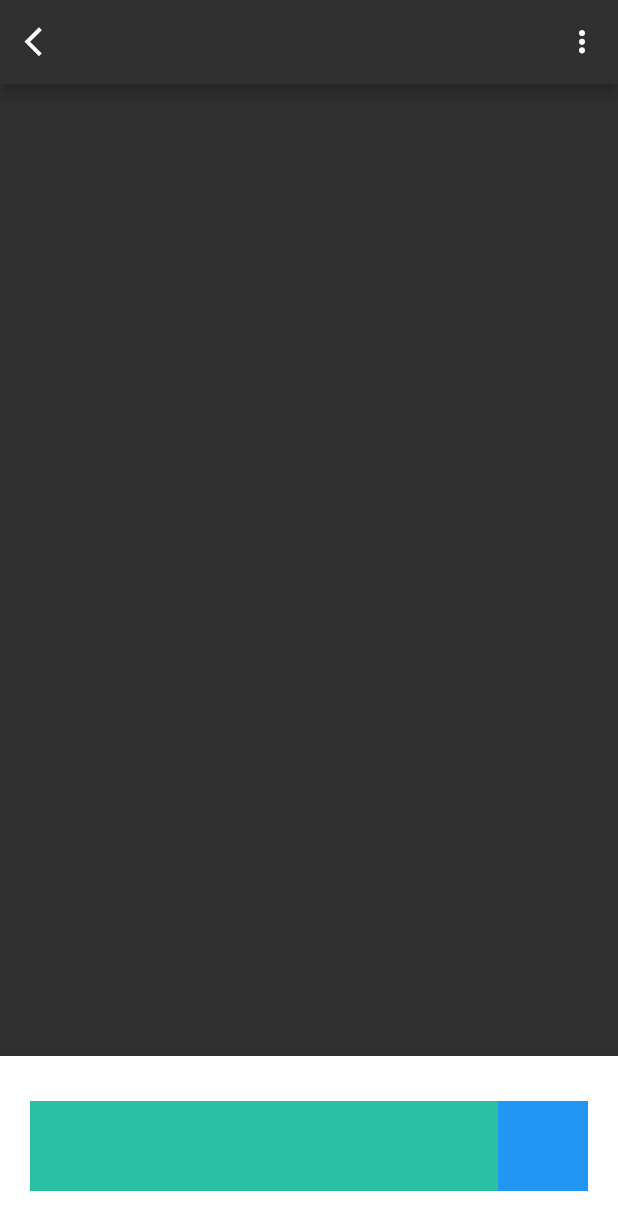
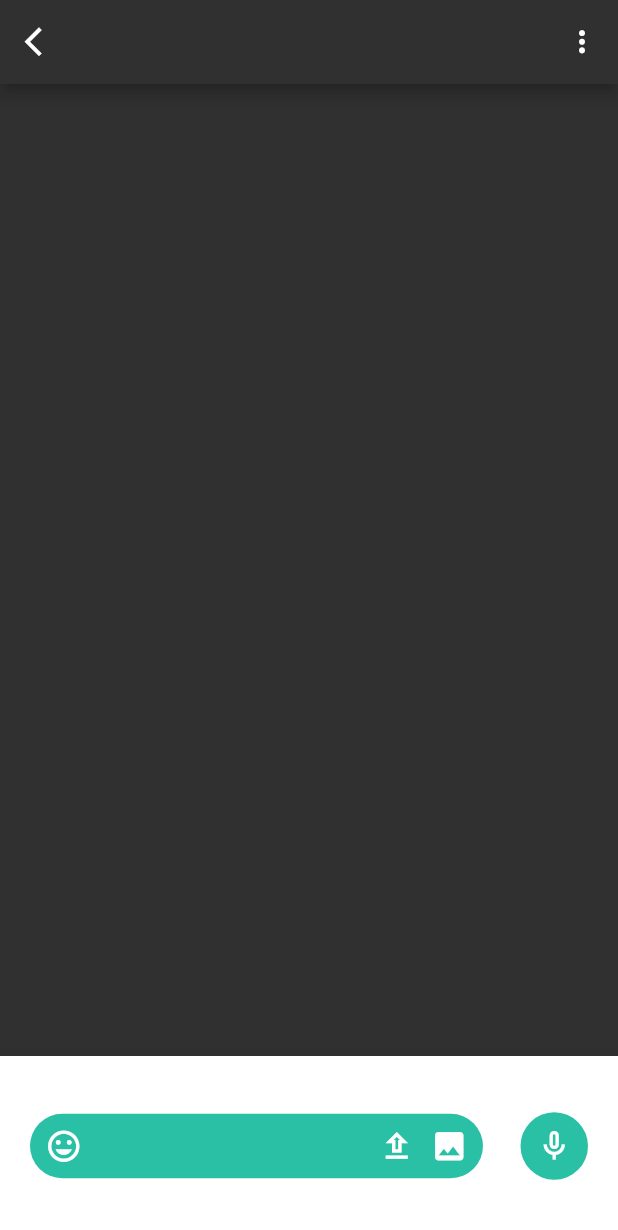
Before and after one commit to Thanos974/WhatsApp_Design, a Flutter app: the ChatPage screen opened directly, on a phone screen of 412 x 824 dp. Shown: the top 1230 px of the screen. Run offline on Flutter 3.47's test engine with Material 2 defaults, Android fonts, the phone set to English and light mode, and no system bars; our stand-ins replace google_fonts.

Commit message:
develop chatingMessage

```diff
--- a/lib/chat_page.dart
+++ b/lib/chat_page.dart
@@ -1,5 +1,4 @@
 import 'package:flutter/material.dart';
-import 'package:google_fonts/google_fonts.dart';
 import 'main.dart';
 
 class ChatPage extends StatelessWidget {
@@ -32,7 +31,8 @@ class ChatPage extends StatelessWidget {
           ),
         ],
       ),
-      bottomNavigationBar: BottomSection(),
+      body: const ChatingSection(),
+      bottomNavigationBar: const BottomSection(),
     );
   }
 }
@@ -49,17 +49,73 @@ class BottomSection extends StatelessWidget {
         padding: const EdgeInsets.all(20),
         color: dWhite,
         child: Row(
+          mainAxisAlignment: MainAxisAlignment.center,
+          crossAxisAlignment: CrossAxisAlignment.center,
           children: [
             Expanded(
               child: Container(
-                color: dGreen,
-                height: 60,
+                height: 43,
+                decoration: const BoxDecoration(
+                  color: dGreen,
+                  borderRadius: BorderRadius.all(Radius.circular(30)),
+                ),
+                child: Row(
+                  children: [
+                    SizedBox(
+                      width: 10.0,
+                    ),
+                    Icon(
+                      Icons.insert_emoticon,
+                      size: 25.0,
+                      color: Colors.white,
+                    ),
+                    SizedBox(
+                      width: 8.0,
+                    ),
+                    Expanded(
+                      child: TextField(
+                        decoration: InputDecoration(
+                          border: InputBorder.none,
+                        ),
+                      ),
+                    ),
+                    Icon(
+                      Icons.upload_outlined,
+                      size: 25.0,
+                      color: Colors.white,
+                    ),
+                    SizedBox(
+                      width: 10.0,
+                    ),
+                    Icon(
+                      Icons.image,
+                      size: 25.0,
+                      color: Colors.white,
+                    ),
+                    SizedBox(
+                      width: 10.0,
+                    ),
+                  ],
+                ),
               ),
             ),
             Container(
-              height: 60,
-              width: 60,
-              color: Colors.blue,
+              margin: const EdgeInsets.only(
+                left: 25,
+              ),
+              height: 45,
+              width: 45,
+              decoration: const BoxDecoration(
+                color: dGreen,
+                shape: BoxShape.circle,
+              ),
+              child: const IconButton(
+                icon: Icon(
+                  Icons.mic_none_sharp,
+                  color: Colors.white,
+                ),
+                onPressed: null,
+              ),
             )
           ],
         ),
@@ -67,3 +123,12 @@ class BottomSection extends StatelessWidget {
     );
   }
 }
+
+class ChatingSection extends StatelessWidget {
+  const ChatingSection({Key? key}) : super(key: key);
+
+  @override
+  Widget build(BuildContext context) {
+    return Container();
+  }
+}
```
